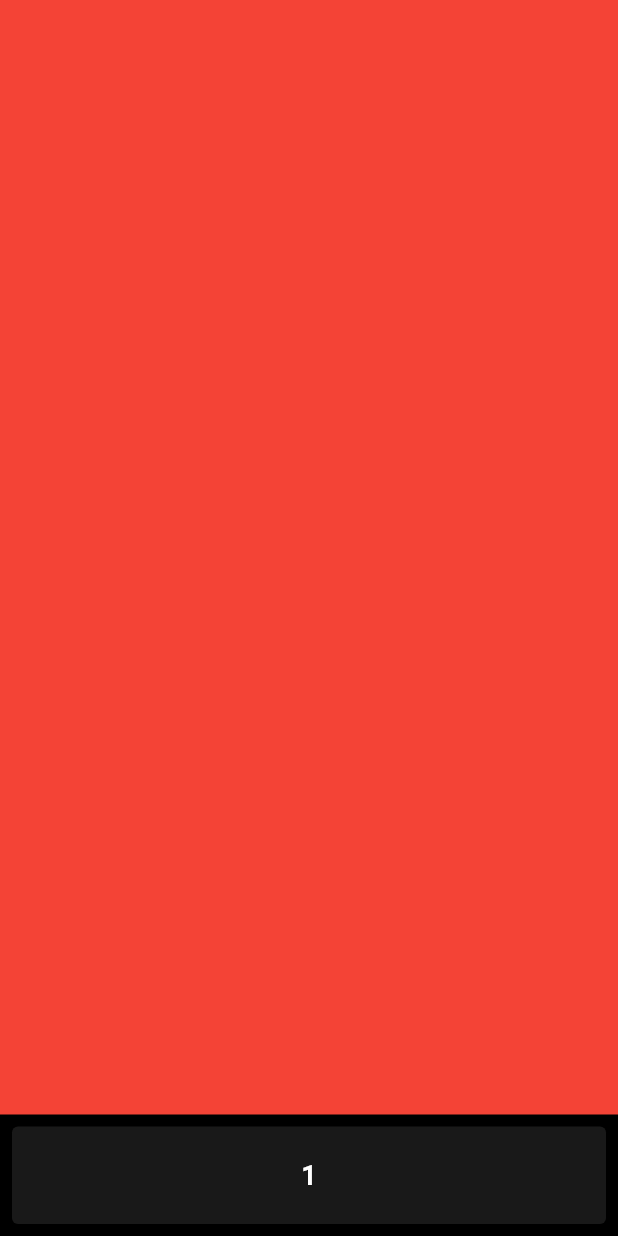
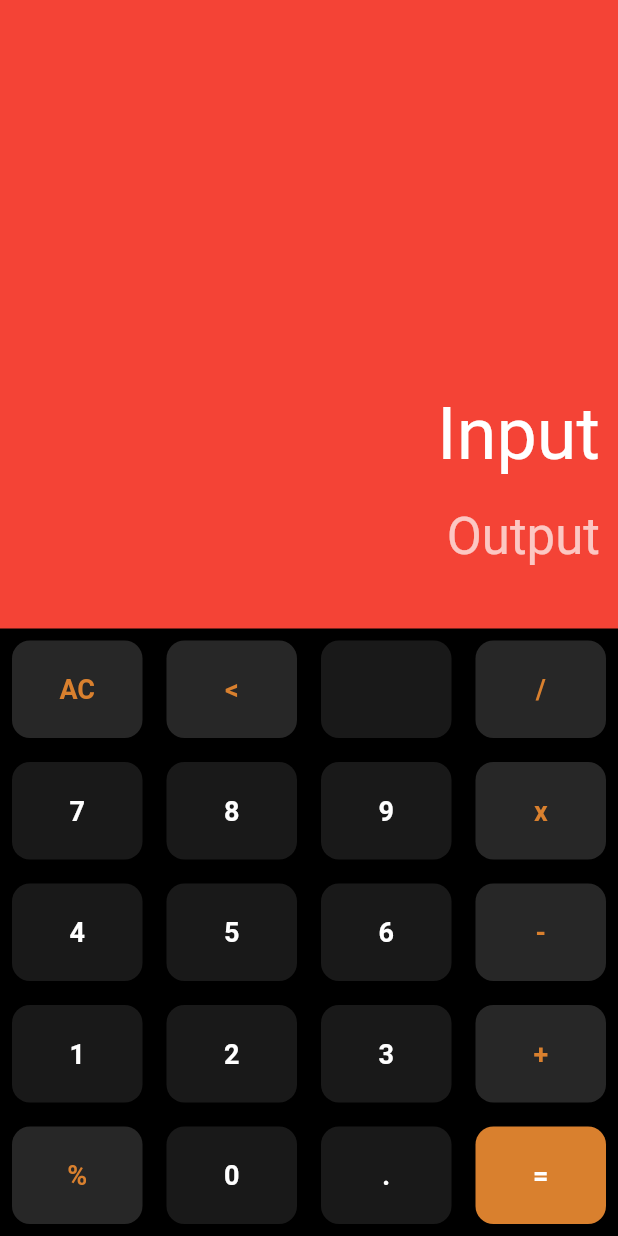
Before and after one commit to IsuruMJA99/simple_calculator, a Flutter app: the screen it shows after launch, on a phone screen of 412 x 824 dp. Run offline on Flutter 3.47's test engine with Material 2 defaults, Android fonts, the phone set to English and light mode, and no system bars.

Commit message:
Update buttons and input output (Display msg only)

```diff
--- a/lib/main.dart
+++ b/lib/main.dart
@@ -8,12 +8,8 @@ void main() {
   ));
 }
 
-
-
 class CalculatorApp extends StatefulWidget {
   const CalculatorApp({Key? key}) : super(key: key);
-
-
 
   @override
   State<CalculatorApp> createState() => _CalculatorAppState();
@@ -25,33 +21,117 @@ class _CalculatorAppState extends State<CalculatorApp> {
     return Scaffold(
       backgroundColor: Colors.black,
       body: Column(children: [
-        Expanded(child: Container(color: Colors.red)),
+        Expanded(
+          child: Container(
+            width: double.infinity,
+            padding: const EdgeInsets.all(12),
+            color: Colors.red,
+            child: Column(
+              mainAxisAlignment: MainAxisAlignment.end,
+              crossAxisAlignment: CrossAxisAlignment.end,
+              children: [
+                Text(
+                  "Input",
+                  style: TextStyle(
+                    fontSize: 48,
+                    color: Colors.white,
+                  ),
+                ),
+                SizedBox(
+                  height: 20,
+                ),
+                Text(
+                  "Output",
+                  style: TextStyle(
+                    fontSize: 34,
+                    color: Colors.white.withOpacity(0.7),
+                  ),
+                ),
+                SizedBox(
+                  height: 30,
+                ),
+              ],
+            ),
+          ),
+        ),
         //button area
         Row(
           children: [
-            Expanded(
+            button(
+                text: "AC", buttonBgColor: operatorColor, tcolor: orangeColor),
+            button(
+                text: "<", buttonBgColor: operatorColor, tcolor: orangeColor),
+            button(text: ""),
+            button(
+                text: "/", buttonBgColor: operatorColor, tcolor: orangeColor),
+          ],
+        ),
+        Row(
+          children: [
+            button(text: "7"),
+            button(text: "8"),
+            button(text: "9"),
+            button(
+                text: "x", tcolor: orangeColor, buttonBgColor: operatorColor),
+          ],
+        ),
+        Row(
+          children: [
+            button(
+              text: "4",
+            ),
+            button(text: "5"),
+            button(text: "6"),
+            button(
+                text: "-", tcolor: orangeColor, buttonBgColor: operatorColor),
+          ],
+        ),
+        Row(
+          children: [
+            button(
+              text: "1",
+            ),
+            button(text: "2"),
+            button(text: "3"),
+            button(
+                text: "+", tcolor: orangeColor, buttonBgColor: operatorColor),
+          ],
+        ),
+        Row(
+          children: [
+            button(
+                text: "%", tcolor: orangeColor, buttonBgColor: operatorColor),
+            button(text: "0"),
+            button(text: "."),
+            button(text: "=", buttonBgColor: orangeColor),
+          ],
+        ),
+      ]),
+    );
+  }
+
+  Widget button({text, tcolor = Colors.white, buttonBgColor = buttonColor}) {
+    return Expanded(
       child: Container(
         margin: const EdgeInsets.all(8),
         child: ElevatedButton(
           style: ElevatedButton.styleFrom(
+            shape:
+                RoundedRectangleBorder(borderRadius: BorderRadius.circular(12)),
             padding: const EdgeInsets.all(22),
-                    primary: buttonColor,
+            primary: buttonBgColor,
           ),
           onPressed: () {},
-                  child: const Text(
-                    "1",
+          child: Text(
+            text,
             style: TextStyle(
               fontSize: 18,
-                      color: Colors.white,
+              color: tcolor,
               fontWeight: FontWeight.bold,
             ),
           ),
         ),
       ),
-            ),
-          ],
-        )
-      ]),
     );
   }
 }
```
Lines whose indentation alone changed are shown as unchanged.
